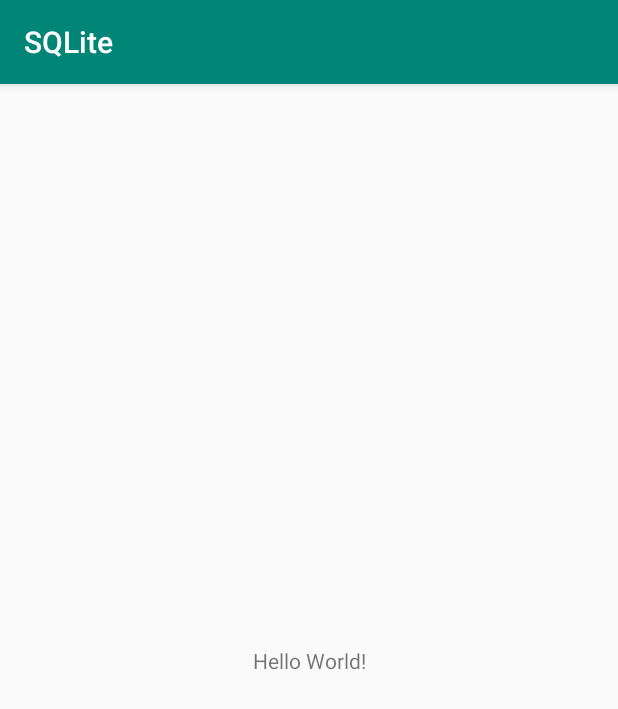
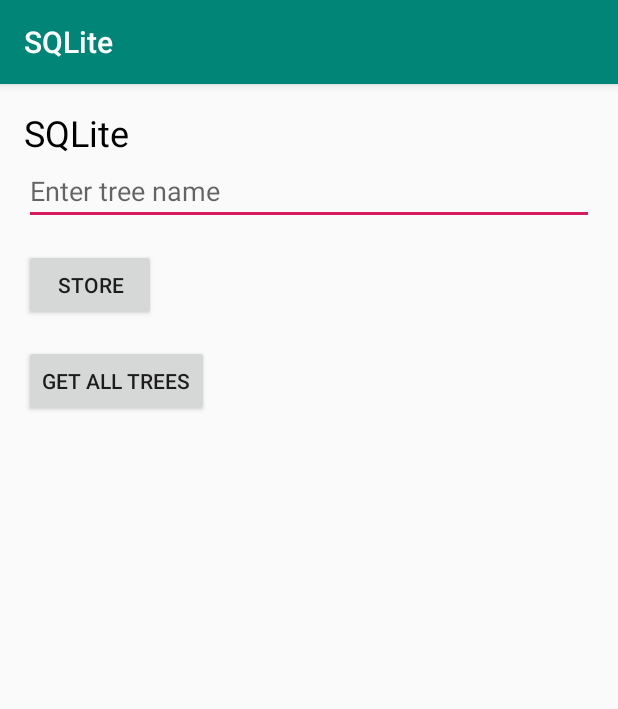
Before and after one commit to Emmita/SQLite, an Android app: the screen it shows after launch (MainActivity), on a phone screen of 412 x 824 dp. Shown: the top 709 px of the screen. Run offline under Robolectric (Android 15) with nearby library versions, the phone set to English and light mode, and no system bars.

Commit message:
Setting views and insert operation working

```diff
--- a/app/src/main/java/com/example/sqlite/MainActivity.java
+++ b/app/src/main/java/com/example/sqlite/MainActivity.java
@@ -3,12 +3,61 @@ package com.example.sqlite;
 import androidx.appcompat.app.AppCompatActivity;
 
 import android.os.Bundle;
+import android.view.View;
+import android.widget.Button;
+import android.widget.EditText;
+import android.widget.TextView;
+import android.widget.Toast;
+
+import java.util.ArrayList;
 
 public class MainActivity extends AppCompatActivity {
+
+    private Button btnStore, btnGetAll;
+    private EditText editTextName;
+    private DatabaseHelper databaseHelper;
+    private TextView textViewNames;
+    private ArrayList<String> arrayList;
 
     @Override
     protected void onCreate(Bundle savedInstanceState) {
         super.onCreate(savedInstanceState);
         setContentView(R.layout.activity_main);
+
+        databaseHelper = new DatabaseHelper(this);
+
+        btnStore = (Button) findViewById(R.id.btn_store);
+        btnGetAll = (Button) findViewById(R.id.btn_getAll);
+        editTextName = (EditText) findViewById(R.id.edit_text_name);
+        textViewNames = (TextView) findViewById(R.id.text_view_names);
+
+
+        btnStore.setOnClickListener(new View.OnClickListener() {
+            @Override
+            public void onClick(View view) {
+
+                databaseHelper.addTree(editTextName.getText().toString());
+                editTextName.setText("");
+                Toast.makeText(MainActivity.this, "Data inserted", Toast.LENGTH_SHORT).show();
+
+            }
+        });
+
+        btnGetAll.setOnClickListener(new View.OnClickListener() {
+            @Override
+            public void onClick(View view) {
+
+                arrayList = databaseHelper.getAllTrees();
+                textViewNames.setText("");
+
+                for (int i = 0; i < arrayList.size(); i++){
+
+                    textViewNames.setText(textViewNames.getText().toString() + arrayList.get(i) + "\n");
+
+                }
+
+            }
+        });
+
     }
 }
--- a/app/src/main/res/layout/activity_main.xml
+++ b/app/src/main/res/layout/activity_main.xml
@@ -1,18 +1,52 @@
 <?xml version="1.0" encoding="utf-8"?>
-<androidx.constraintlayout.widget.ConstraintLayout xmlns:android="http://schemas.android.com/apk/res/android"
+<LinearLayout xmlns:android="http://schemas.android.com/apk/res/android"
     xmlns:app="http://schemas.android.com/apk/res-auto"
     xmlns:tools="http://schemas.android.com/tools"
     android:layout_width="match_parent"
     android:layout_height="match_parent"
+    android:orientation="vertical"
+    android:padding="16dp"
     tools:context=".MainActivity">
 
     <TextView
         android:layout_width="wrap_content"
         android:layout_height="wrap_content"
-        android:text="Hello World!"
-        app:layout_constraintBottom_toBottomOf="parent"
-        app:layout_constraintLeft_toLeftOf="parent"
-        app:layout_constraintRight_toRightOf="parent"
-        app:layout_constraintTop_toTopOf="parent" />
+        android:textSize="24sp"
+        android:textColor="#000"
+        android:text="SQLite" />
 
-</androidx.constraintlayout.widget.ConstraintLayout>
+    <EditText
+        android:id="@+id/edit_text_name"
+        android:layout_width="match_parent"
+        android:layout_height="wrap_content"
+        android:hint="Enter tree name"
+        android:layout_marginBottom="16dp"
+        />
+
+    <Button
+        android:id="@+id/btn_store"
+        android:layout_width="wrap_content"
+        android:layout_height="wrap_content"
+        android:text="Store"
+        android:layout_marginBottom="16dp"
+        />
+
+    <Button
+        android:id="@+id/btn_getAll"
+        android:layout_width="wrap_content"
+        android:layout_height="wrap_content"
+        android:text="Get all trees"
+        android:layout_marginBottom="16dp"
+        />
+
+    <TextView
+        android:id="@+id/text_view_names"
+        android:layout_width="wrap_content"
+        android:layout_height="wrap_content"
+        android:textSize="20sp"
+        tools:text="Anacahuita, fresno, palo blanco"
+        />
+
+
+
+</LinearLayout>
```
